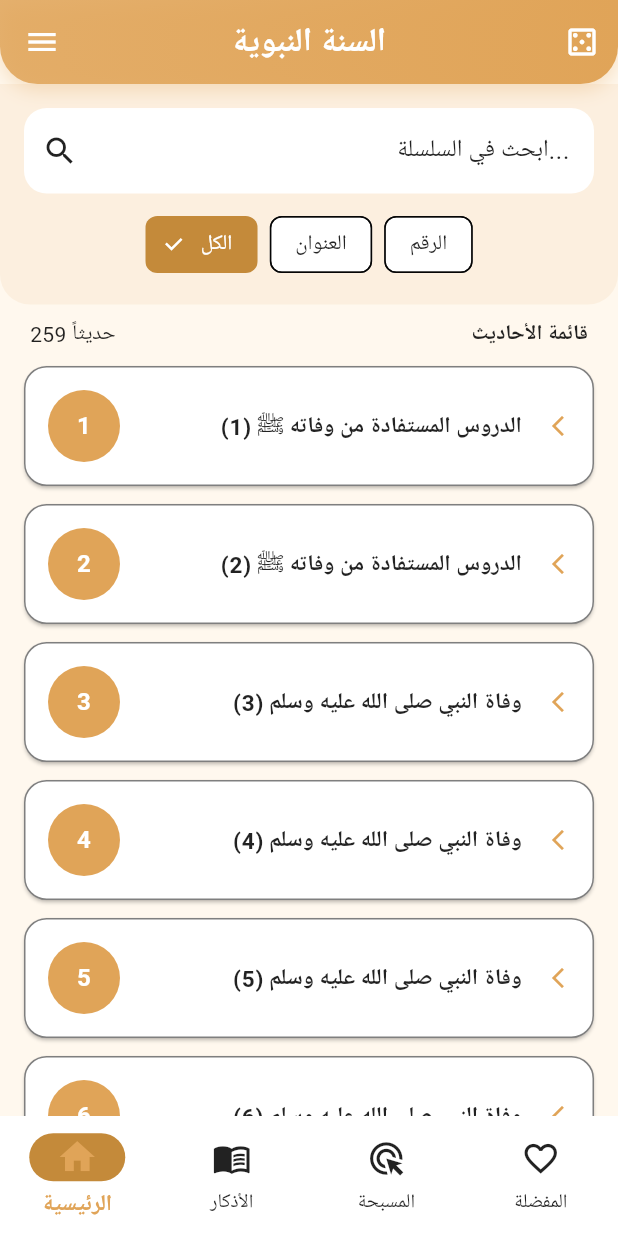
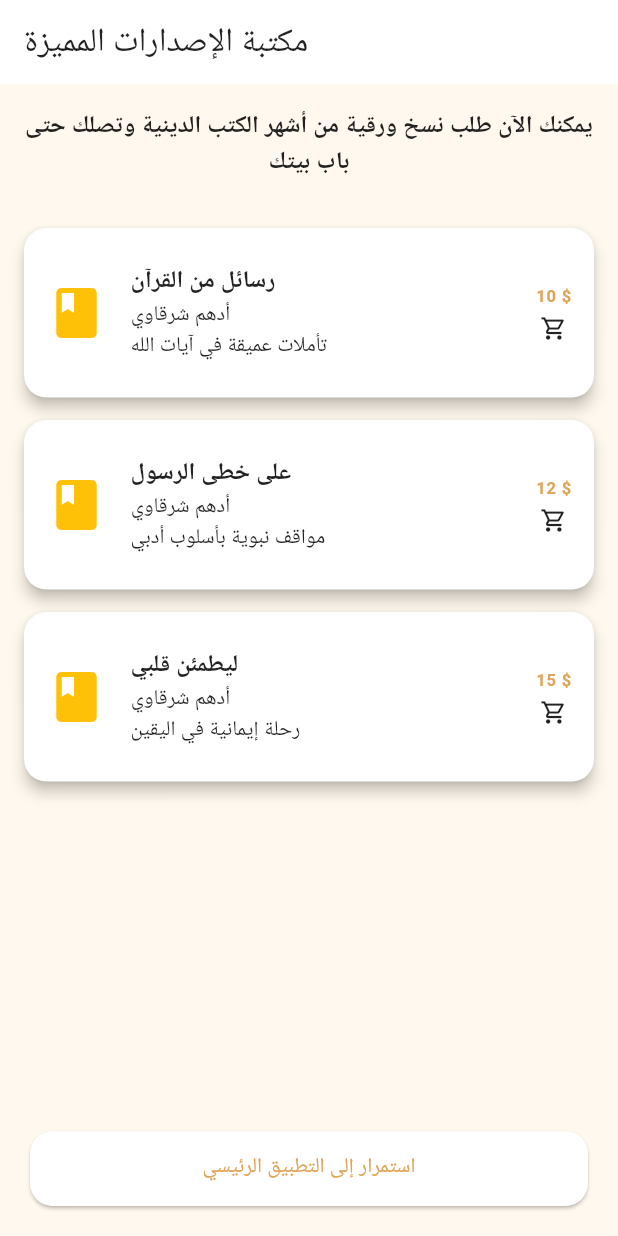
Before and after one commit to taha-majdlawi/sunna_app, a Flutter app: the screen it shows after launch, on a phone screen of 412 x 824 dp. Run offline on Flutter 3.47's test engine with Material 3 defaults, Android fonts, the phone set to English and light mode, and no system bars; our stand-ins replace font_awesome_flutter, share_plus, shared_preferences, youtube_player_flutter; Roboto replaces fonts that are missing (Arial).

Commit message:
feat: Implement BookStore and Notes screens with order form functionality

```diff
--- a/lib/main.dart
+++ b/lib/main.dart
@@ -1,6 +1,7 @@
 import 'package:flutter/material.dart';
-import 'package:shared_preferences/shared_preferences.dart'; // تأكد من إضافة المكتبة في pubspec.yaml
+import 'package:shared_preferences/shared_preferences.dart';
 import 'screens/home_screen.dart';
+import 'screens/book_store_screen.dart'; // تأكد من إنشاء هذا الملف
 import 'utils/themes.dart';
 
 void main() {
@@ -17,53 +18,67 @@ class MyApp extends StatefulWidget {
 class _MyAppState extends State<MyApp> {
   bool isDarkMode = false;
   double fontSize = 16.0;
+  bool isFirstTime = true; // متغير لفحص أول زيارة
+  bool isLoading = true; // لحين تحميل الإعدادات
 
   @override
   void initState() {
     super.initState();
-    _loadSettings(); // تحميل الإعدادات المحفوظة فور تشغيل التطبيق
+    _loadSettings();
   }
 
-  // دالة لتحميل البيانات من ذاكرة الجهاز
+  // تحميل الإعدادات وفحص حالة الزيارة الأولى
   Future<void> _loadSettings() async {
     final prefs = await SharedPreferences.getInstance();
     setState(() {
       isDarkMode = prefs.getBool('isDarkMode') ?? false;
       fontSize = prefs.getDouble('fontSize') ?? 16.0;
+      // إذا لم يجد المفتاح 'seen_books' فهذا يعني أنها أول مرة
+      isFirstTime = prefs.getBool('seen_books') ?? true;
+      isLoading = false;
     });
   }
 
-  // دالة لحفظ وتغيير الوضع الليلي
   Future<void> _toggleTheme(bool value) async {
     final prefs = await SharedPreferences.getInstance();
-    setState(() {
-      isDarkMode = value;
-    });
+    setState(() => isDarkMode = value);
     await prefs.setBool('isDarkMode', value);
   }
 
-  // دالة لحفظ وتغيير حجم الخط
   Future<void> _changeFontSize(double value) async {
     final prefs = await SharedPreferences.getInstance();
-    setState(() {
-      fontSize = value;
-    });
+    setState(() => fontSize = value);
     await prefs.setDouble('fontSize', value);
   }
 
   @override
   Widget build(BuildContext context) {
+    if (isLoading) {
+      return const MaterialApp(
+        home: Scaffold(body: Center(child: CircularProgressIndicator())),
+        debugShowCheckedModeBanner: false,
+      );
+    }
+
     return MaterialApp(
       debugShowCheckedModeBanner: false,
       theme: lightTheme(),
       darkTheme: darkTheme(),
       themeMode: isDarkMode ? ThemeMode.dark : ThemeMode.light,
-      home: HomeScreen(
-        isDarkMode: isDarkMode,
-        fontSize: fontSize,
-        onThemeChanged: _toggleTheme, // نمرر دالة الحفظ الجديدة
-        onFontSizeChanged: _changeFontSize, // نمرر دالة الحفظ الجديدة
-      ),
+      // المنطق: إذا كانت أول مرة نذهب للمكتبة، وإلا نذهب للرئيسية
+      home: isFirstTime
+          ? BookStoreScreen(
+              isDarkMode: isDarkMode,
+              fontSize: fontSize,
+              onThemeChanged: _toggleTheme,
+              onFontSizeChanged: _changeFontSize,
+            )
+          : HomeScreen(
+              isDarkMode: isDarkMode,
+              fontSize: fontSize,
+              onThemeChanged: _toggleTheme,
+              onFontSizeChanged: _changeFontSize,
+            ),
     );
   }
 }
--- /dev/null
+++ b/lib/screens/book_store_screen.dart
@@ -0,0 +1,161 @@
+import 'package:flutter/material.dart';
+import 'package:shared_preferences/shared_preferences.dart';
+import 'home_screen.dart'; // تأكد من المسار الصحيح
+import 'order_form_screen.dart'; // تأكد من المسار الصحيح
+
+class BookStoreScreen extends StatefulWidget {
+  final bool isDarkMode;
+  final double fontSize;
+  final Function(bool) onThemeChanged;
+  final Function(double) onFontSizeChanged;
+
+  const BookStoreScreen({
+    Key? key,
+    required this.isDarkMode,
+    required this.fontSize,
+    required this.onThemeChanged,
+    required this.onFontSizeChanged,
+  }) : super(key: key);
+
+  @override
+  State<BookStoreScreen> createState() => _BookStoreScreenState();
+}
+
+class _BookStoreScreenState extends State<BookStoreScreen> {
+  final List<Map<String, String>> books = [
+    {
+      "title": "رسائل من القرآن",
+      "author": "أدهم شرقاوي",
+      "price": "10 \$",
+      "desc": "تأملات عميقة في آيات الله",
+    },
+    {
+      "title": "على خطى الرسول",
+      "author": "أدهم شرقاوي",
+      "price": "12 \$",
+      "desc": "مواقف نبوية بأسلوب أدبي",
+    },
+    {
+      "title": "ليطمئن قلبي",
+      "author": "أدهم شرقاوي",
+      "price": "15 \$",
+      "desc": "رحلة إيمانية في اليقين",
+    },
+  ];
+
+  // دالة الدخول للتطبيق وحفظ الحالة لعدم الظهور مجدداً
+  Future<void> _enterApp() async {
+    final prefs = await SharedPreferences.getInstance();
+    await prefs.setBool(
+      'seen_books',
+      false,
+    ); // نضعها false ليعرف main.dart أنها شوهدت
+
+    if (!mounted) return;
+
+    Navigator.pushReplacement(
+      context,
+      MaterialPageRoute(
+        builder: (_) => HomeScreen(
+          isDarkMode: widget.isDarkMode,
+          fontSize: widget.fontSize,
+          onThemeChanged: widget.onThemeChanged,
+          onFontSizeChanged: widget.onFontSizeChanged,
+        ),
+      ),
+    );
+  }
+
+  @override
+  Widget build(BuildContext context) {
+    final colors = Theme.of(context).colorScheme;
+
+    return Scaffold(
+      appBar: AppBar(
+        title: const Text("مكتبة الإصدارات المميزة"),
+        actions: [
+          TextButton(
+            onPressed: _enterApp,
+            child: const Text("تخطي", style: TextStyle(color: Colors.white)),
+          ),
+        ],
+      ),
+      body: Column(
+        children: [
+          const Padding(
+            padding: EdgeInsets.all(16.0),
+            child: Text(
+              "يمكنك الآن طلب نسخ ورقية من أشهر الكتب الدينية وتصلك حتى باب بيتك",
+              textAlign: TextAlign.center,
+              style: TextStyle(fontSize: 16, fontWeight: FontWeight.bold),
+            ),
+          ),
+          Expanded(
+            child: ListView.builder(
+              padding: const EdgeInsets.all(16),
+              itemCount: books.length,
+              itemBuilder: (context, index) {
+                final book = books[index];
+                return Card(
+                  margin: const EdgeInsets.only(bottom: 15),
+                  shape: RoundedRectangleBorder(
+                    borderRadius: BorderRadius.circular(15),
+                  ),
+                  child: ListTile(
+                    contentPadding: const EdgeInsets.all(15),
+                    leading: const Icon(
+                      Icons.book,
+                      size: 40,
+                      color: Colors.amber,
+                    ),
+                    title: Text(
+                      book['title']!,
+                      style: const TextStyle(fontWeight: FontWeight.bold),
+                    ),
+                    subtitle: Text("${book['author']}\n${book['desc']}"),
+                    trailing: Column(
+                      mainAxisAlignment: MainAxisAlignment.center,
+                      children: [
+                        Text(
+                          book['price']!,
+                          style: TextStyle(
+                            color: colors.primary,
+                            fontWeight: FontWeight.bold,
+                          ),
+                        ),
+                        const SizedBox(height: 5),
+                        const Icon(Icons.shopping_cart_outlined, size: 18),
+                      ],
+                    ),
+                    onTap: () {
+                      Navigator.push(
+                        context,
+                        MaterialPageRoute(
+                          builder: (_) =>
+                              OrderFormScreen(bookTitle: book['title']!),
+                        ),
+                      );
+                    },
+                  ),
+                );
+              },
+            ),
+          ),
+          Padding(
+            padding: const EdgeInsets.all(20.0),
+            child: ElevatedButton(
+              style: ElevatedButton.styleFrom(
+                minimumSize: const Size(double.infinity, 50),
+                shape: RoundedRectangleBorder(
+                  borderRadius: BorderRadius.circular(15),
+                ),
+              ),
+              onPressed: _enterApp,
+              child: const Text("استمرار إلى التطبيق الرئيسي"),
+            ),
+          ),
+        ],
+      ),
+    );
+  }
+}
```
Also changed, not shown: lib/screens/home_screen.dart (+159 -35 lines), lib/screens/notes_screens.dart (added, +108 -0 lines), lib/screens/order_form_screen.dart (added, +66 -0 lines).
